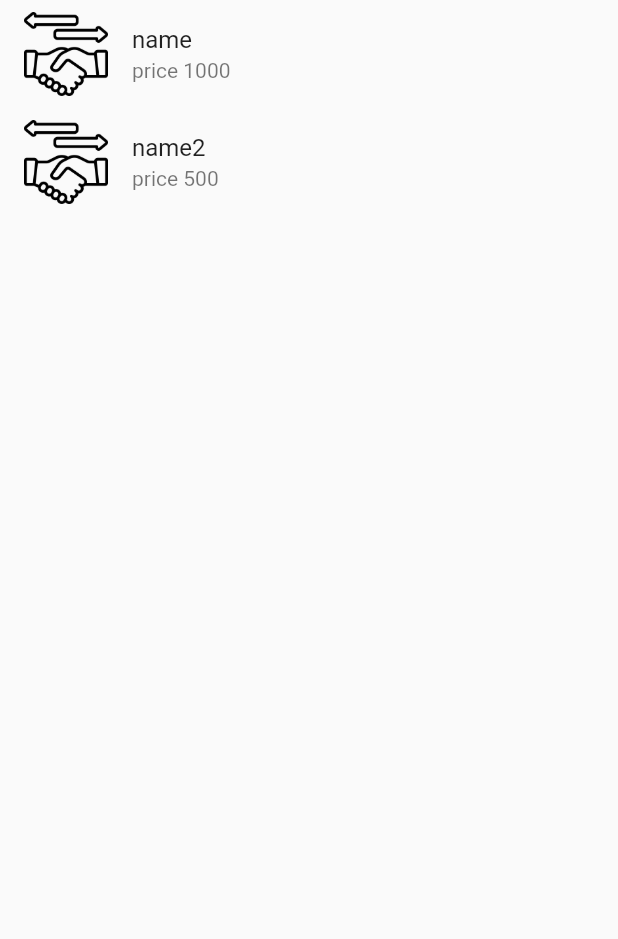
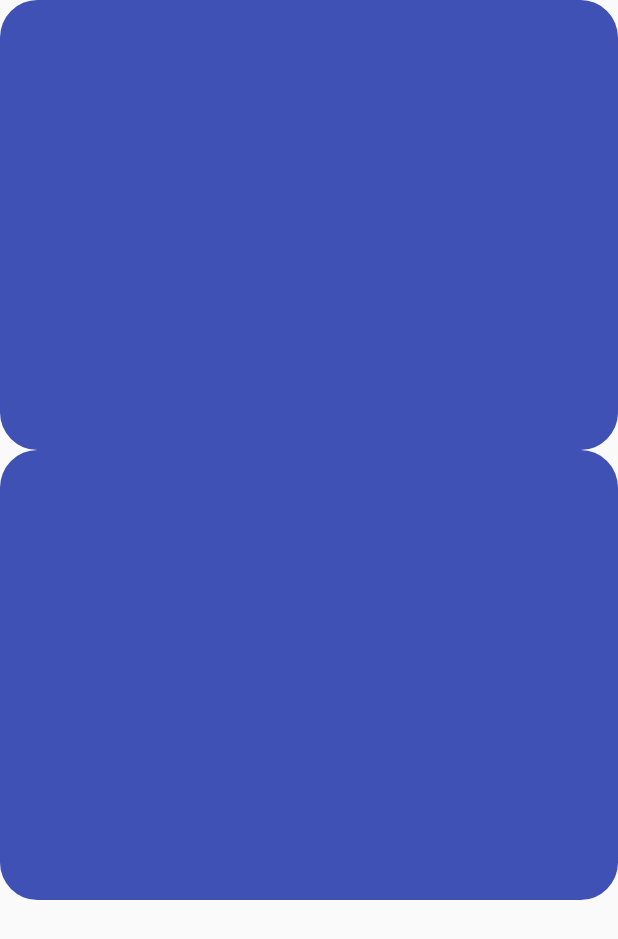
Before and after one commit to poramatw/flutter_practice, a Flutter app: the screen it shows after launch, on a phone screen of 412 x 824 dp. Shown: the top 939 px of the screen. Run offline on Flutter 3.47's test engine with Material 2 defaults, Android fonts, the phone set to English and light mode, and no system bars.

Commit message:
add Container

```diff
--- a/lib/main.dart
+++ b/lib/main.dart
@@ -28,25 +28,22 @@ class Fluttful extends StatefulWidget {
 }
 
 class _FluttfulState extends State<Fluttful> {
-  int number = 20;
-
-  List<FoodMenu> menu = [
-    FoodMenu("name", "1000", "assets/images/logo.png"),
-    FoodMenu("name2", "500", "assets/images/logo.png")
-  ];
-
   @override
   Widget build(BuildContext context) {
     return Scaffold(
-        body: ListView.builder(
-            itemCount: menu.length,
-            itemBuilder: (BuildContext context, index) {
-              FoodMenu food = menu[index];
-              return ListTile(
-                leading: Image.asset(food.img),
-                title: Text(food.name),
-                subtitle: Text("price " + food.price),
-              );
-            }));
+        body: Column(
+      children: [
+        Container(
+          decoration: BoxDecoration(
+              color: Colors.indigo, borderRadius: BorderRadius.circular(25)),
+          height: 300,
+        ),
+        Container(
+          decoration: BoxDecoration(
+              color: Colors.indigo, borderRadius: BorderRadius.circular(25)),
+          height: 300,
+        )
+      ],
+    ));
   }
 }
--- a/lib/menuSt.dart
+++ b/lib/menuSt.dart
@@ -1,7 +1,7 @@
-class FoodMenu {
+class ListMenu {
   String name;
   String price;
   String img;
 
-  FoodMenu(this.name, this.price, this.img);
+  ListMenu(this.name, this.price, this.img);
 }
```
